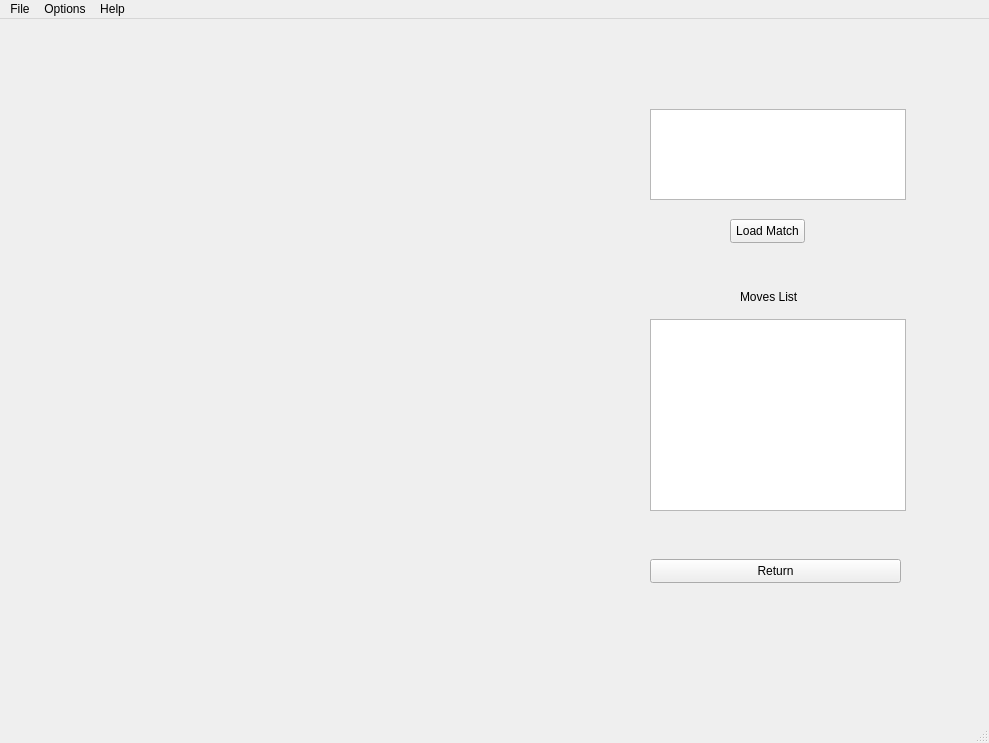
AlienWolfX/thesis-chess, file viewHistory.ui: the form before one commit.
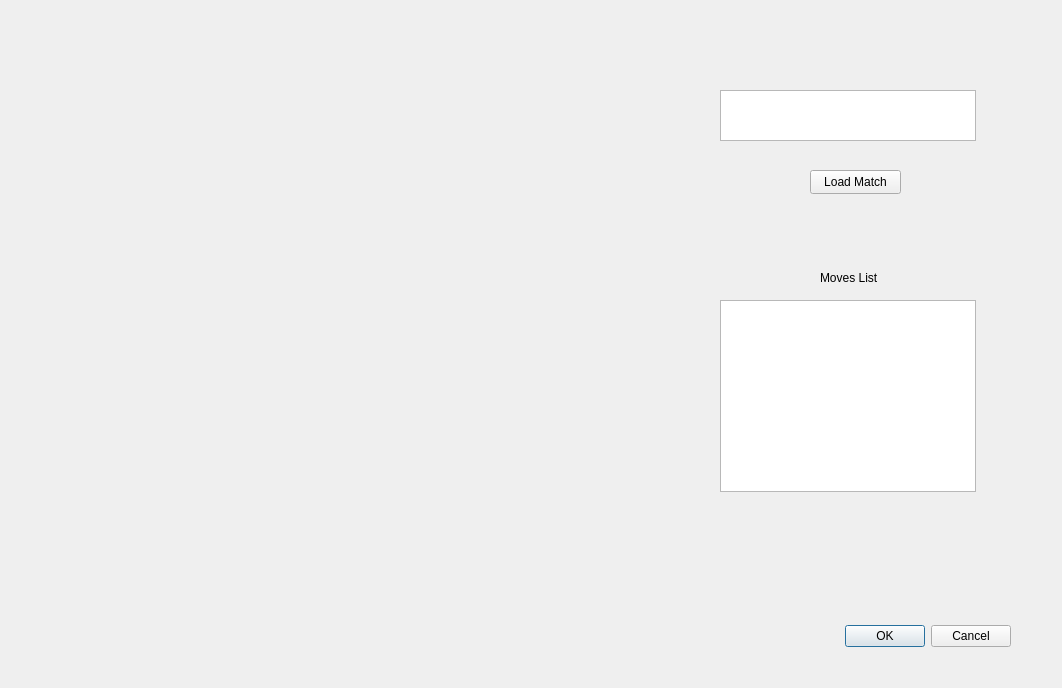
The form after the commit. Icons and pictures are not drawn.

Commit message: Refactor .gitignore, mainWindow, viewHistory

Diff of the .ui file:
```diff
--- a/viewHistory.ui
+++ b/viewHistory.ui
@@ -1,23 +1,42 @@
 <?xml version="1.0" encoding="UTF-8"?>
 <ui version="4.0">
- <class>viewHistory</class>
- <widget class="QMainWindow" name="viewHistory">
+ <class>viewHistoryx</class>
+ <widget class="QDialog" name="viewHistoryx">
   <property name="geometry">
    <rect>
     <x>0</x>
     <y>0</y>
-    <width>989</width>
-    <height>743</height>
+    <width>1062</width>
+    <height>688</height>
    </rect>
   </property>
   <property name="windowTitle">
    <string>History</string>
   </property>
-  <widget class="QWidget" name="centralwidget">
+  <property name="windowIcon">
+   <iconset>
+    <normaloff>img/app.ico</normaloff>img/app.ico</iconset>
+  </property>
+  <widget class="QDialogButtonBox" name="viewHistory">
+   <property name="geometry">
+    <rect>
+     <x>550</x>
+     <y>620</y>
+     <width>461</width>
+     <height>32</height>
+    </rect>
+   </property>
+   <property name="orientation">
+    <enum>Qt::Horizontal</enum>
+   </property>
+   <property name="standardButtons">
+    <set>QDialogButtonBox::Cancel|QDialogButtonBox::Ok</set>
+   </property>
+  </widget>
    <widget class="QLabel" name="chessOutput">
     <property name="geometry">
      <rect>
-      <x>40</x>
+     <x>30</x>
       <y>40</y>
       <width>541</width>
       <height>611</height>
@@ -30,19 +49,19 @@
    <widget class="QListWidget" name="matchList">
     <property name="geometry">
      <rect>
-      <x>650</x>
+     <x>720</x>
       <y>90</y>
       <width>256</width>
-      <height>91</height>
+     <height>51</height>
      </rect>
     </property>
    </widget>
    <widget class="QPushButton" name="loadButton">
     <property name="geometry">
      <rect>
-      <x>730</x>
-      <y>200</y>
-      <width>75</width>
+     <x>810</x>
+     <y>170</y>
+     <width>91</width>
       <height>24</height>
      </rect>
     </property>
@@ -50,22 +69,12 @@
      <string>Load Match</string>
     </property>
    </widget>
-   <widget class="QListWidget" name="movesList">
-    <property name="geometry">
-     <rect>
-      <x>650</x>
-      <y>300</y>
-      <width>256</width>
-      <height>192</height>
-     </rect>
-    </property>
-   </widget>
    <widget class="QLabel" name="labelMovesList">
     <property name="geometry">
      <rect>
-      <x>740</x>
+     <x>820</x>
       <y>270</y>
-      <width>61</width>
+     <width>81</width>
       <height>16</height>
      </rect>
     </property>
@@ -73,79 +82,16 @@
      <string>Moves List</string>
     </property>
    </widget>
-   <widget class="QPushButton" name="returnButton">
+  <widget class="QListWidget" name="movesList">
     <property name="geometry">
      <rect>
-      <x>650</x>
-      <y>540</y>
-      <width>251</width>
-      <height>24</height>
-     </rect>
-    </property>
-    <property name="text">
-     <string>Return</string>
-    </property>
-   </widget>
-  </widget>
-  <widget class="QMenuBar" name="menubar">
-   <property name="geometry">
-    <rect>
-     <x>0</x>
-     <y>0</y>
-     <width>989</width>
-     <height>22</height>
-    </rect>
-   </property>
-   <widget class="QMenu" name="menuFile">
-    <property name="title">
-     <string>File</string>
-    </property>
-    <addaction name="actionNew_Game"/>
-    <addaction name="separator"/>
-    <addaction name="actionOpen_CSV"/>
-    <addaction name="actionExport_CSV"/>
-   </widget>
-   <widget class="QMenu" name="menuOptions">
-    <property name="title">
-     <string>Options</string>
-    </property>
-   </widget>
-   <widget class="QMenu" name="menuHelp">
-    <property name="title">
-     <string>Help</string>
-    </property>
-    <addaction name="actionAbout"/>
-   </widget>
-   <addaction name="menuFile"/>
-   <addaction name="menuOptions"/>
-   <addaction name="menuHelp"/>
-  </widget>
-  <widget class="QStatusBar" name="statusbar"/>
-  <action name="actionNew_Game">
-   <property name="text">
-    <string>New Game</string>
-   </property>
-  </action>
-  <action name="actionOpen_CSV">
-   <property name="text">
-    <string>Open CSV</string>
-   </property>
-  </action>
-  <action name="actionExport_CSV">
-   <property name="text">
-    <string>Export CSV</string>
-   </property>
-  </action>
-  <action name="actionReport_Issue">
-   <property name="text">
-    <string>Report Issue</string>
-   </property>
-  </action>
-  <action name="actionAbout">
-   <property name="text">
-    <string>About </string>
-   </property>
-  </action>
+     <x>720</x>
+     <y>300</y>
+     <width>256</width>
+     <height>192</height>
+    </rect>
+   </property>
+  </widget>
  </widget>
  <resources/>
  <connections/>
```
Left out of the diff: 35 changed lines with no effect on the pictures. Lines whose indentation alone changed are shown as unchanged. The commit also changes 4 other files.
